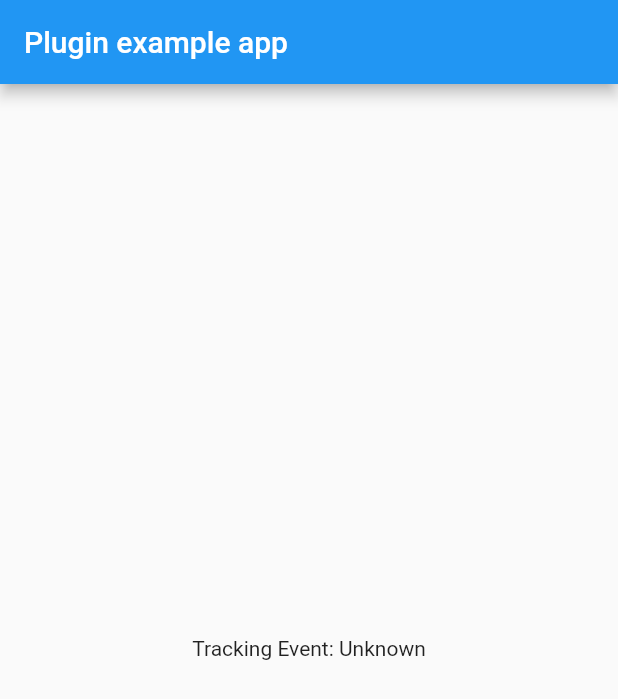
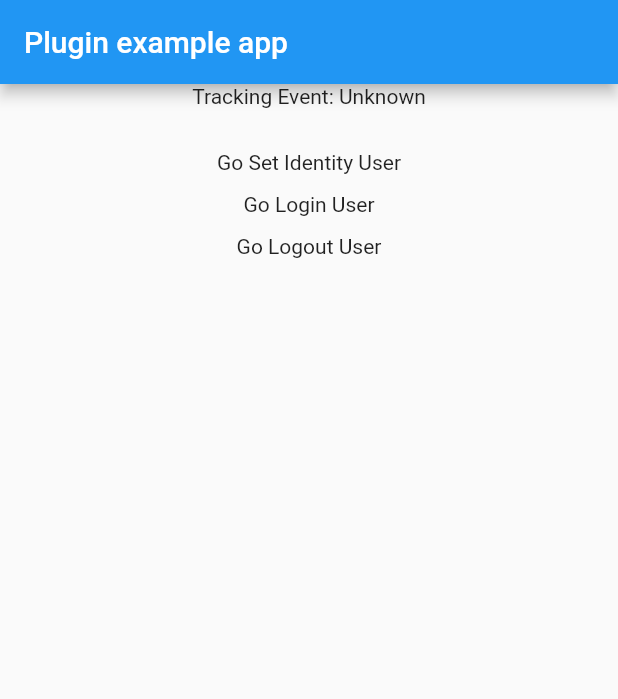
Before and after one commit to faizfiaz/flutter_netcore_smartech, a Flutter app: the screen it shows after launch, on a phone screen of 412 x 824 dp. Shown: the top 699 px of the screen. Run offline on Flutter 3.47's test engine with Material 2 defaults, Android fonts, the phone set to English and light mode, and no system bars.

Commit message:
update release 0.0.8

```diff
--- a/example/lib/main.dart
+++ b/example/lib/main.dart
@@ -65,9 +65,40 @@ class _MyAppState extends State<MyApp> {
           title: const Text('Plugin example app'),
         ),
         body: Center(
-          child: Text('Tracking Event: $_resultTracking\n'),
+          child: Column(
+            children: [
+              Text('Tracking Event: $_resultTracking\n'),
+              SizedBox(height: 12,),
+              InkWell(
+                onTap: () => loginIdentity(),
+                child: Text("Go Set Identity User"),
+              ),
+              SizedBox(height: 12,),
+              InkWell(
+                onTap: () => loginUser(),
+                child: Text("Go Login User"),
+              ),
+              SizedBox(height: 12,),
+              InkWell(
+                onTap: () => logoutUser(),
+                child: Text("Go Logout User"),
+              )
+            ],
+          ),
         ),
       ),
     );
   }
+
+  loginUser() {
+    FlutterNetcoreSmartech.loginUser("123431");
+  }
+
+  logoutUser(){
+    FlutterNetcoreSmartech.logoutUser();
+  }
+
+  loginIdentity() {
+    FlutterNetcoreSmartech.setIdentityUser("7763123");
+  }
 }
--- a/pubspec.yaml
+++ b/pubspec.yaml
@@ -1,6 +1,6 @@
 name: flutter_netcore_smartech
 description: A Flutter Plugin to Use Netcore Smartech.
-version: 0.0.7
+version: 0.0.8
 homepage: https://github.com/faizfiaz/flutter_netcore_smartech
 
 environment:
```
Also changed, not shown: lib/flutter_netcore_smartech.dart (+15 -0 lines), example/pubspec.lock, pubspec.lock, 7 other files.
